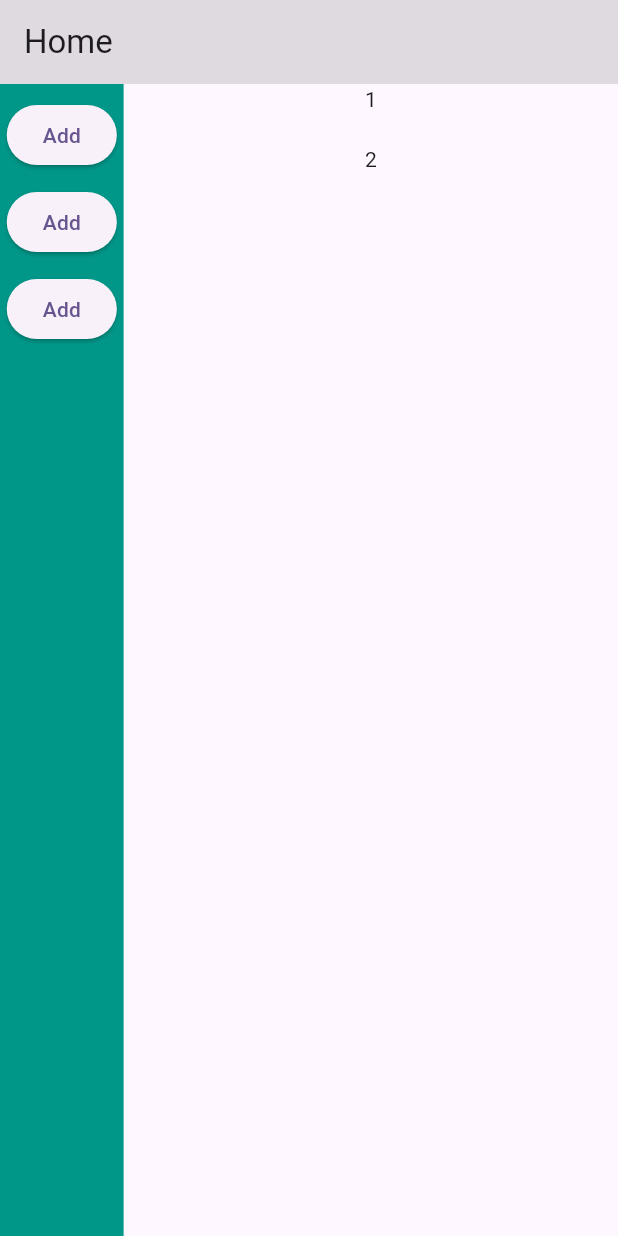
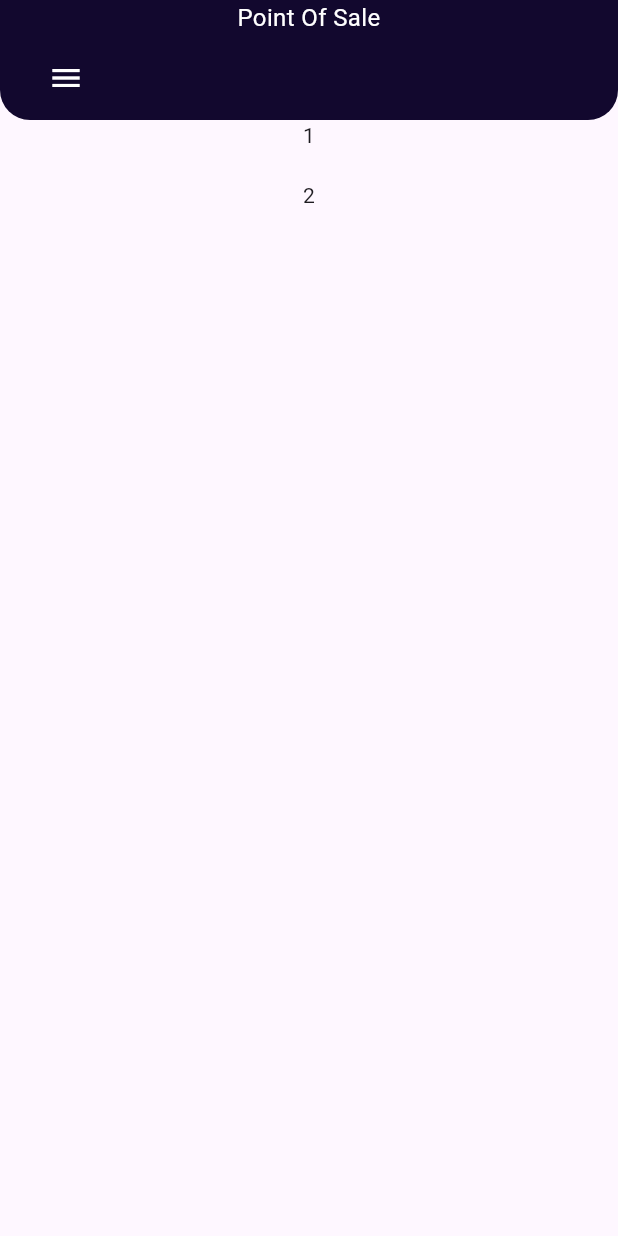
Before and after one commit to Alqdees/point_of_sell, a Flutter app: the screen it shows after launch, on a phone screen of 412 x 824 dp. Run offline on Flutter 3.47's test engine with Material 2 defaults, Android fonts, the phone set to English and light mode, and no system bars; our stand-ins replace get.

Commit message:
add Drower and appBar

```diff
--- a/lib/Control/HomeController.dart
+++ b/lib/Control/HomeController.dart
@@ -1,5 +1,9 @@
 import 'package:get/get.dart';
 
-class HomeController extends GetxController{
-
+class HomeController extends GetxController {
+  int s = 0;
+  void getScreen()  {
+    s++;
+    update();
+  }
 }
--- a/lib/View/Pages/HomeView.dart
+++ b/lib/View/Pages/HomeView.dart
@@ -1,52 +1,55 @@
 import 'package:flutter/material.dart';
 import 'package:get/get.dart';
+import 'package:point_of_sell/Control/HomeController.dart';
+import 'package:point_of_sell/generated/l10n.dart';
 
 class HomeView extends StatelessWidget {
   const HomeView({super.key});
-
   @override
   Widget build(BuildContext context) {
+    final scaffoldKey = GlobalKey<ScaffoldState>();
     return Scaffold(
-      appBar: AppBar(
-        title: const Text('Home'),
-        backgroundColor: Colors.black12,
+      key: scaffoldKey,
+      appBar: _appBar(context, scaffoldKey),
+      drawer: Drawer(
+        // Add a ListView to the drawer. This ensures the user can scroll
+        // through the options in the drawer if there isn't enough vertical
+        // space to fit everything.
+        child: ListView(
+          // Important: Remove any padding from the ListView.
+          padding: EdgeInsets.zero,
+          children: [
+            DrawerHeader(
+              decoration: const BoxDecoration(
+                color: Color.fromARGB(255, 18, 8, 46),
               ),
-      body: Row(
-        children: [
-          Expanded(
-            flex: 1,
-            child: Container(
-              color: Colors.teal,
-              child: Column(
-                children: [
-                  const SizedBox(
-                    height: 10,
+              child: Text(
+                S.of(context).SaleofPoint,
+                style: const TextStyle(color: Colors.white),
               ),
-                  ElevatedButton(
-                    onPressed: () {
-
+            ),
+            ListTile(
+              title:  Text(S.of(context).add),
+              onTap: () {
+                // Update the state of the app.
+                // ...
               },
-                    child: const Text('Add'),
             ),
-                  const SizedBox(
-                    height: 10,
+            ListTile(
+              title: const Text('Item 2'),
+              onTap: () {
+                // Update the state of the app.
+                // ...
+              },
             ),
-                  ElevatedButton(
-                    onPressed: () {},
-                    child: const Text('Add'),
-                  ),
-                  const SizedBox(
-                    height: 10,
-                  ),
-                  ElevatedButton(
-                    onPressed: () {},
-                    child: const Text('Add'),
-                  )
           ],
         ),
       ),
-          ),
-          const Expanded(
+      body: GetBuilder<HomeController>(
+        init: HomeController(),
+        builder: (controller) => const Row(
+          children: [
+            Expanded(
               flex: 4,
               child: Column(
                 children: [
@@ -60,6 +63,145 @@ class HomeView extends StatelessWidget {
             ),
           ],
         ),
+      ),
+    );
+  }
+
+  PreferredSize _appBar(BuildContext ctx, GlobalKey<ScaffoldState> key) {
+    return PreferredSize(
+      preferredSize: const Size.fromHeight(80),
+      child: Container(
+        // margin: const EdgeInsets.only(top: 5),
+        padding: const EdgeInsets.symmetric(horizontal: 20),
+        decoration: _boxDecoration(),
+        child: SafeArea(
+          child: Column(
+            children: [
+              _topBar(ctx),
+              const SizedBox(height: 5),
+              Row(
+                children: [
+                  IconButton(
+                    onPressed: () {
+                      key.currentState!.openDrawer();
+                    },
+                    icon: const Icon(
+                      Icons.menu,
+                      color: Colors.white,
+                    ),
+                  )
+                ],
+              )
+            ],
+          ),
+        ),
+      ),
     );
   }
 }
+
+BoxDecoration _boxDecoration() {
+  return const BoxDecoration(
+    borderRadius: BorderRadius.vertical(
+      bottom: Radius.circular(20),
+    ),
+    gradient: LinearGradient(
+      colors: [Color.fromARGB(255, 18, 8, 46), Color.fromARGB(255, 18, 8, 46)],
+      // begin: Alignment.topCenter,
+      // end: Alignment.bottomCenter,
+    ),
+  );
+}
+
+Widget _topBar(BuildContext context) {
+  return const Row(
+    children: [
+      // Image.asset(
+      //   'assets/logo.png',
+      //   scale: 50,
+      // ),
+      Expanded(
+        child: Text(
+          'Point Of Sale',
+          textAlign: TextAlign.center,
+          style: TextStyle(color: Colors.white, fontSize: 16),
+        ),
+      ),
+      // const CircleAvatar(
+      //   radius: 15,
+      //   backgroundImage: AssetImage('assets/profile.jpeg'),
+      // )
+    ],
+  );
+}
+
+Widget _searchBox() {
+  return SizedBox(
+    height: 35,
+    child: TextFormField(
+      textAlign: TextAlign.start,
+      // controller: _searchText,
+      decoration: InputDecoration(
+        filled: true,
+        fillColor: Colors.white,
+        prefixIcon: const Icon(Icons.search),
+        suffixIcon: InkWell(
+          child: const Icon(Icons.close),
+          onTap: () {},
+        ),
+        hintText: 'Search...',
+        contentPadding: const EdgeInsets.all(0),
+        border: const OutlineInputBorder(
+          borderRadius: BorderRadius.all(Radius.circular(10)),
+        ),
+      ),
+    ),
+  );
+}
+
+Widget _tabBar() {
+  return TabBar(
+    labelPadding: const EdgeInsets.all(0),
+    labelColor: Colors.black,
+    indicatorColor: Colors.black,
+    unselectedLabelColor: Colors.teal.shade800,
+    tabs: const [
+      Tab(
+        iconMargin: EdgeInsets.all(0),
+        icon: Icon(Icons.home),
+        text: 'Home',
+      ),
+      Tab(
+        iconMargin: EdgeInsets.all(0),
+        icon: Icon(Icons.group),
+        text: 'Group',
+      ),
+      Tab(
+        iconMargin: EdgeInsets.all(0),
+        icon: Icon(Icons.notifications),
+        text: 'Notifications',
+      ),
+      Tab(
+        iconMargin: EdgeInsets.all(0),
+        icon: Icon(Icons.menu),
+        text: 'Menu',
+      ),
+    ],
+  );
+}
+
+Widget _tabBarViewItem(IconData icon, String name) {
+  return Column(
+    mainAxisAlignment: MainAxisAlignment.center,
+    children: [
+      Icon(
+        icon,
+        size: 100,
+      ),
+      Text(
+        name,
+        style: const TextStyle(fontSize: 40),
+      ),
+    ],
+  );
+}
--- /dev/null
+++ b/lib/l10n/intl_en.arb
@@ -0,0 +1,4 @@
+{
+    "SaleofPoint": "Sale of Point",
+    "add ": "Add Item"
+}
--- a/lib/main.dart
+++ b/lib/main.dart
@@ -1,5 +1,9 @@
 import 'package:flutter/material.dart';
+import 'package:flutter_localizations/flutter_localizations.dart';
+
 import 'package:point_of_sell/View/Pages/HomeView.dart';
+
+import 'generated/l10n.dart';
 
 void main() {
   runApp(const MyApp());
@@ -11,11 +15,18 @@ class MyApp extends StatelessWidget {
   @override
   Widget build(BuildContext context) {
     return MaterialApp(
+
+      localizationsDelegates: const [
+        S.delegate,
+        GlobalMaterialLocalizations.delegate,
+        GlobalWidgetsLocalizations.delegate,
+        GlobalCupertinoLocalizations.delegate,
+      ],
+      supportedLocales: S.delegate.supportedLocales,
       debugShowCheckedModeBanner: false,
       title: 'Flutter Demo',
       theme: ThemeData(
         // This is the theme of your application.
-
         colorScheme: ColorScheme.fromSeed(
           seedColor: Colors.deepPurple,
         ),
```
Also changed, not shown: lib/View/Pages/Add_Item.dart (added, +16 -0 lines), lib/View/Pages/SettingScreen.dart (added, +12 -0 lines), pubspec.yaml (+5 -5 lines), lib/generated/intl/messages_all.dart (added), lib/generated/intl/messages_en.dart (added), lib/generated/l10n.dart (added), pubspec.lock. Lines whose indentation alone changed are shown as unchanged.
